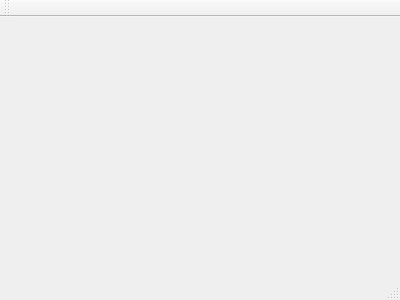
Before: the Qt Designer form GUI-version/mainwindow.ui in chengwenwu/warehouse-manage-system, drawn with Qt 5.
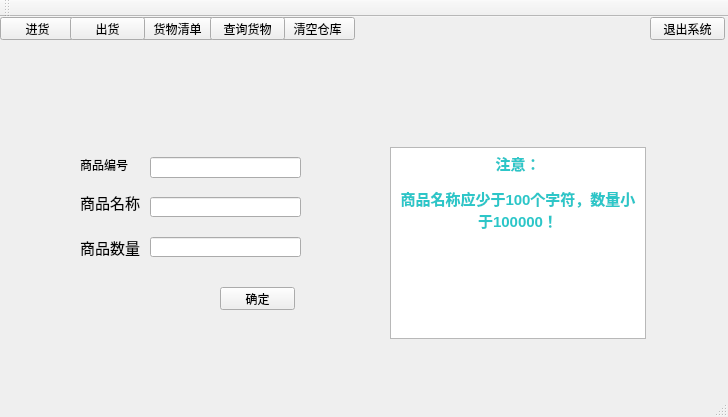
After: the same form once the commit is applied.

Patch:
```diff
--- a/GUI-version/mainwindow.ui
+++ b/GUI-version/mainwindow.ui
@@ -1,24 +1,228 @@
 <ui version="4.0">
  <class>MainWindow</class>
- <widget class="QMainWindow" name="MainWindow" >
-  <property name="geometry" >
+ <widget class="QMainWindow" name="MainWindow">
+  <property name="geometry">
    <rect>
     <x>0</x>
     <y>0</y>
-    <width>400</width>
-    <height>300</height>
+    <width>728</width>
+    <height>417</height>
    </rect>
   </property>
   <property name="windowTitle" >
    <string>MainWindow</string>
   </property>
-  <widget class="QMenuBar" name="menuBar" />
-  <widget class="QToolBar" name="mainToolBar" />
-  <widget class="QWidget" name="centralWidget" />
-  <widget class="QStatusBar" name="statusBar" />
+  <widget class="QWidget" name="centralWidget">
+   <widget class="QPushButton" name="showGoods">
+    <property name="geometry">
+     <rect>
+      <x>140</x>
+      <y>0</y>
+      <width>75</width>
+      <height>23</height>
+     </rect>
+    </property>
+    <property name="text">
+     <string>货物清单</string>
+    </property>
+   </widget>
+   <widget class="QLineEdit" name="godnm">
+    <property name="geometry">
+     <rect>
+      <x>150</x>
+      <y>180</y>
+      <width>151</width>
+      <height>20</height>
+     </rect>
+    </property>
+   </widget>
+   <widget class="QPushButton" name="addGoods">
+    <property name="geometry">
+     <rect>
+      <x>0</x>
+      <y>0</y>
+      <width>75</width>
+      <height>23</height>
+     </rect>
+    </property>
+    <property name="text">
+     <string>进货</string>
+    </property>
+   </widget>
+   <widget class="QPushButton" name="empty">
+    <property name="geometry">
+     <rect>
+      <x>280</x>
+      <y>0</y>
+      <width>75</width>
+      <height>23</height>
+     </rect>
+    </property>
+    <property name="text">
+     <string>清空仓库</string>
+    </property>
+   </widget>
+   <widget class="QPushButton" name="exit">
+    <property name="geometry">
+     <rect>
+      <x>650</x>
+      <y>0</y>
+      <width>75</width>
+      <height>23</height>
+     </rect>
+    </property>
+    <property name="text">
+     <string>退出系统</string>
+    </property>
+   </widget>
+   <widget class="QPushButton" name="delGoods">
+    <property name="geometry">
+     <rect>
+      <x>70</x>
+      <y>0</y>
+      <width>75</width>
+      <height>23</height>
+     </rect>
+    </property>
+    <property name="text">
+     <string>出货</string>
+    </property>
+   </widget>
+   <widget class="QLineEdit" name="godnum">
+    <property name="geometry">
+     <rect>
+      <x>150</x>
+      <y>220</y>
+      <width>151</width>
+      <height>20</height>
+     </rect>
+    </property>
+   </widget>
+   <widget class="QPushButton" name="ok">
+    <property name="geometry">
+     <rect>
+      <x>220</x>
+      <y>270</y>
+      <width>75</width>
+      <height>23</height>
+     </rect>
+    </property>
+    <property name="text">
+     <string>确定</string>
+    </property>
+   </widget>
+   <widget class="QPushButton" name="search">
+    <property name="geometry">
+     <rect>
+      <x>210</x>
+      <y>0</y>
+      <width>75</width>
+      <height>23</height>
+     </rect>
+    </property>
+    <property name="text">
+     <string>查询货物</string>
+    </property>
+   </widget>
+   <widget class="QLabel" name="label_3">
+    <property name="geometry">
+     <rect>
+      <x>80</x>
+      <y>140</y>
+      <width>61</width>
+      <height>16</height>
+     </rect>
+    </property>
+    <property name="text">
+     <string>商品编号</string>
+    </property>
+   </widget>
+   <widget class="QLabel" name="label">
+    <property name="geometry">
+     <rect>
+      <x>80</x>
+      <y>170</y>
+      <width>61</width>
+      <height>31</height>
+     </rect>
+    </property>
+    <property name="font">
+     <font>
+      <pointsize>11</pointsize>
+     </font>
+    </property>
+    <property name="text">
+     <string>商品名称</string>
+    </property>
+   </widget>
+   <widget class="QTextBrowser" name="textBrowser">
+    <property name="geometry">
+     <rect>
+      <x>390</x>
+      <y>130</y>
+      <width>256</width>
+      <height>192</height>
+     </rect>
+    </property>
+    <property name="html">
+     <string>&lt;!DOCTYPE HTML PUBLIC &quot;-//W3C//DTD HTML 4.0//EN&quot; &quot;http://www.w3.org/TR/REC-html40/strict.dtd&quot;&gt;
+&lt;html&gt;&lt;head&gt;&lt;meta name=&quot;qrichtext&quot; content=&quot;1&quot; /&gt;&lt;style type=&quot;text/css&quot;&gt;
+p, li { white-space: pre-wrap; }
+&lt;/style&gt;&lt;/head&gt;&lt;body style=&quot; font-family:'SimSun'; font-size:9pt; font-weight:400; font-style:normal;&quot;&gt;
+&lt;p align=&quot;center&quot; style=&quot; margin-top:12px; margin-bottom:12px; margin-left:0px; margin-right:0px; -qt-block-indent:0; text-indent:0px;&quot;&gt;&lt;span style=&quot; font-size:11pt; font-weight:600; color:#2cc6c8;&quot;&gt;注意：&lt;/span&gt;&lt;/p&gt;
+&lt;p align=&quot;center&quot; style=&quot; margin-top:12px; margin-bottom:12px; margin-left:0px; margin-right:0px; -qt-block-indent:0; text-indent:0px;&quot;&gt;&lt;span style=&quot; font-size:11pt; font-weight:600; color:#2cc6c8;&quot;&gt;商品名称应少于100个字符，数量小于100000！&lt;/span&gt;&lt;/p&gt;&lt;/body&gt;&lt;/html&gt;</string>
+    </property>
+   </widget>
+   <widget class="QLabel" name="label_2">
+    <property name="geometry">
+     <rect>
+      <x>80</x>
+      <y>220</y>
+      <width>61</width>
+      <height>21</height>
+     </rect>
+    </property>
+    <property name="font">
+     <font>
+      <pointsize>11</pointsize>
+     </font>
+    </property>
+    <property name="text">
+     <string>商品数量</string>
+    </property>
+   </widget>
+   <widget class="QLineEdit" name="id">
+    <property name="geometry">
+     <rect>
+      <x>150</x>
+      <y>140</y>
+      <width>151</width>
+      <height>21</height>
+     </rect>
+    </property>
+   </widget>
+  </widget>
+  <widget class="QMenuBar" name="menuBar">
+   <property name="geometry">
+    <rect>
+     <x>0</x>
+     <y>0</y>
+     <width>728</width>
+     <height>23</height>
+    </rect>
+   </property>
+  </widget>
+  <widget class="QToolBar" name="mainToolBar">
+   <attribute name="toolBarArea">
+    <enum>TopToolBarArea</enum>
+   </attribute>
+   <attribute name="toolBarBreak">
+    <bool>false</bool>
+   </attribute>
+  </widget>
+  <widget class="QStatusBar" name="statusBar"/>
  </widget>
- <layoutDefault spacing="6" margin="11" />
- <pixmapfunction></pixmapfunction>
+ <layoutdefault spacing="6" margin="11"/>
  <resources/>
  <connections/>
 </ui>
```
Left out of the diff: 3 changed lines with no effect on the pictures.
